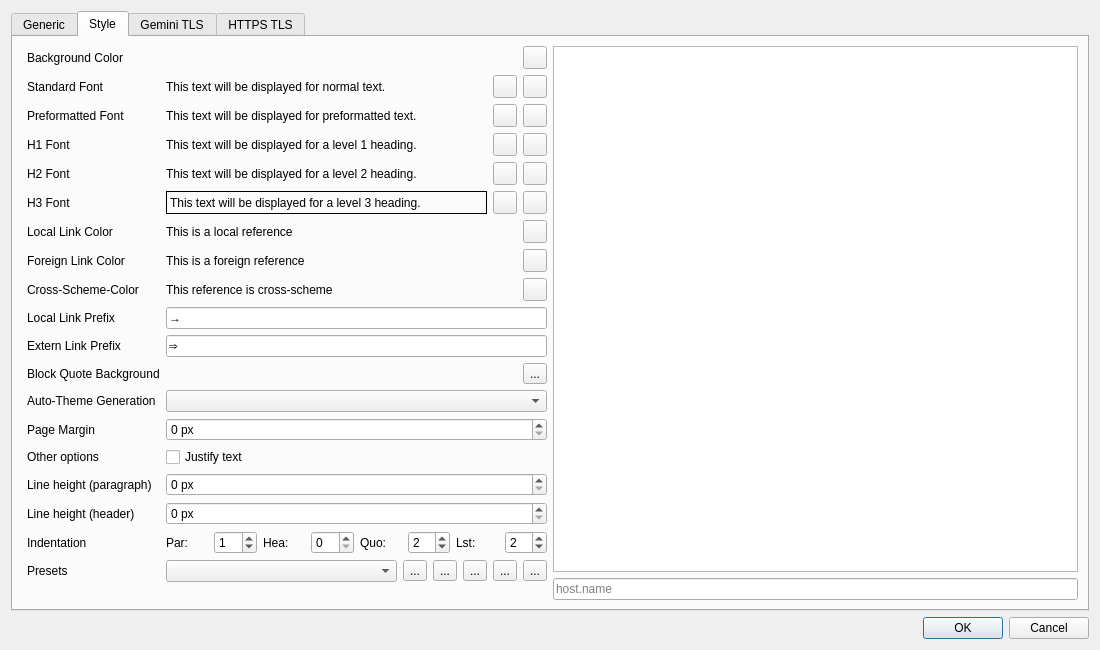
Old version of the form src/dialogs/settingsdialog.ui in the repository ikskuh/kristall.
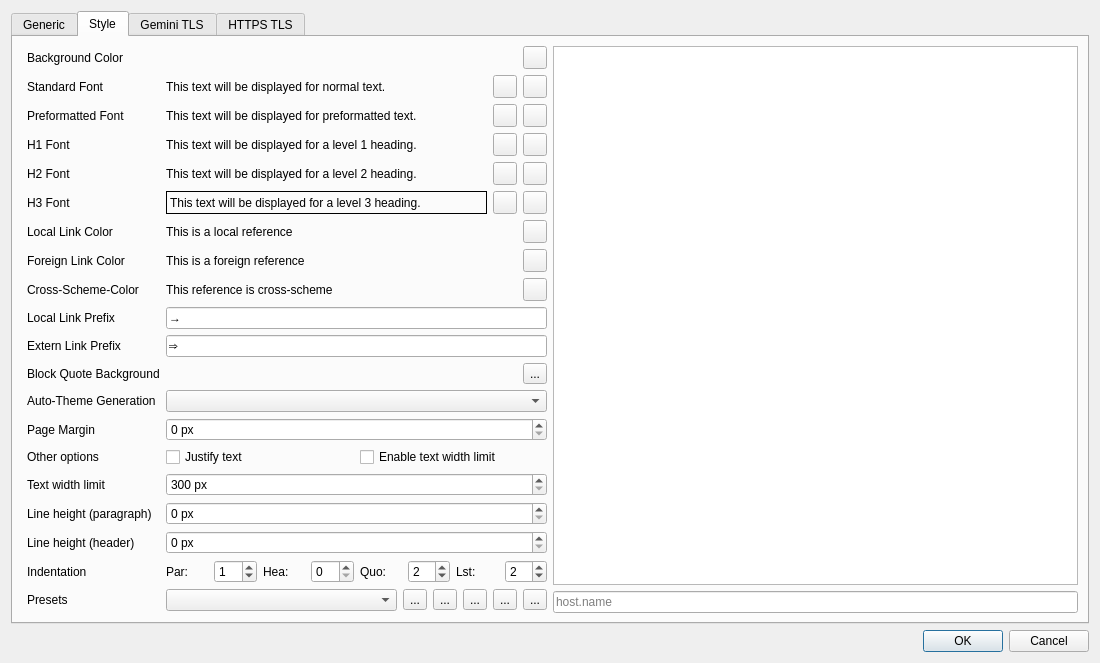
New version of the form. The open tabs and pages were chosen to show the change. Icons and pictures are not drawn. Custom widgets are drawn as their Qt base class.

Commit message: Adds per-style pref for text width

```diff
--- a/src/dialogs/settingsdialog.ui
+++ b/src/dialogs/settingsdialog.ui
@@ -930,16 +930,53 @@
              </property>
             </widget>
            </item>
+           <item>
+            <widget class="QCheckBox" name="enable_text_width">
+             <property name="text">
+              <string>Enable text width limit</string>
+             </property>
+             <property name="toolTip">
+              <string>Whether to limit the width of formatted text on the page or not.</string>
+             </property>
+            </widget>
+           </item>
           </layout>
          </item>
          <item row="15" column="0">
+          <widget class="QLabel" name="label_38">
+           <property name="text">
+            <string>Text width limit</string>
+           </property>
+           <property name="toolTip">
+            <string>Preferred width of formatted text on the page.</string>
+           </property>
+          </widget>
+         </item>
+         <item row="15" column="1">
+          <widget class="QSpinBox" name="text_width">
+           <property name="minimum">
+            <number>300</number>
+           </property>
+           <property name="value">
+            <number>900</number>
+           </property>
+           <property name="maximum">
+            <number>2000</number>
+           </property>
+           <property name="suffix">
+            <string> px</string>
+           </property>
+          </widget>
+         </item>
+
+         <item row="16" column="0">
           <widget class="QLabel" name="label_35">
            <property name="text">
             <string>Line height (paragraph)</string>
            </property>
           </widget>
          </item>
-         <item row="15" column="1">
+         <item row="16" column="1">
           <widget class="QDoubleSpinBox" name="line_height_p">
            <property name="suffix">
             <string> px</string>
@@ -952,14 +989,15 @@
            </property>
           </widget>
          </item>
-         <item row="16" column="0">
+
+         <item row="17" column="0">
           <widget class="QLabel" name="label_36">
            <property name="text">
             <string>Line height (header)</string>
            </property>
           </widget>
          </item>
-         <item row="16" column="1">
+         <item row="17" column="1">
           <widget class="QDoubleSpinBox" name="line_height_h">
            <property name="suffix">
             <string> px</string>
@@ -973,14 +1011,14 @@
           </widget>
          </item>
 
-         <item row="17" column="0">
+         <item row="18" column="0">
           <widget class="QLabel" name="label_37">
            <property name="text">
             <string>Indentation</string>
            </property>
           </widget>
          </item>
-         <item row="17" column="1">
+         <item row="18" column="1">
           <layout class="QHBoxLayout" name="indent_container">
 
            <item>
@@ -1070,7 +1108,14 @@
           </layout>
          </item>
 
-         <item row="18" column="1">
+         <item row="19" column="0">
+          <widget class="QLabel" name="label_17">
+           <property name="text">
+            <string>Presets</string>
+           </property>
+          </widget>
+         </item>
+         <item row="19" column="1">
           <layout class="QHBoxLayout" name="horizontalLayout_2">
            <item>
             <widget class="QComboBox" name="presets"/>
@@ -1146,13 +1191,6 @@
            </item>
           </layout>
          </item>
-         <item row="18" column="0">
-          <widget class="QLabel" name="label_17">
-           <property name="text">
-            <string>Presets</string>
-           </property>
-          </widget>
-         </item>
          <item row="11" column="0">
           <widget class="QLabel" name="label_21">
            <property name="text">
```
Left out of the diff: 3 changed lines with no effect on the pictures. The commit also changes 6 other files.
